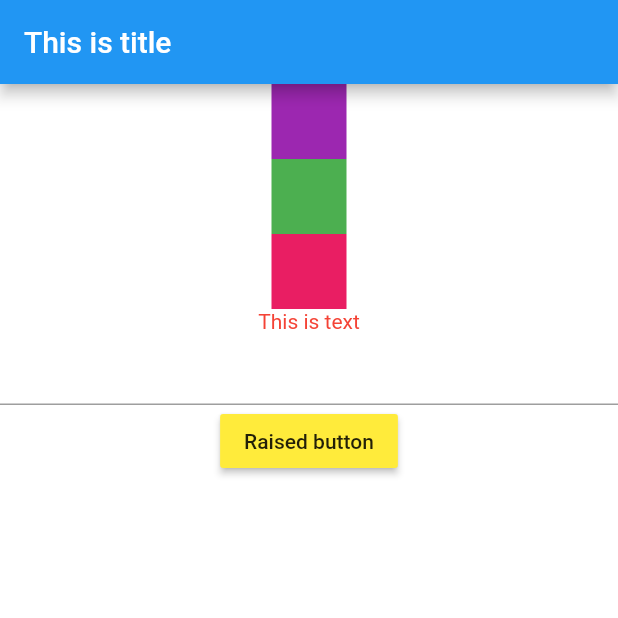
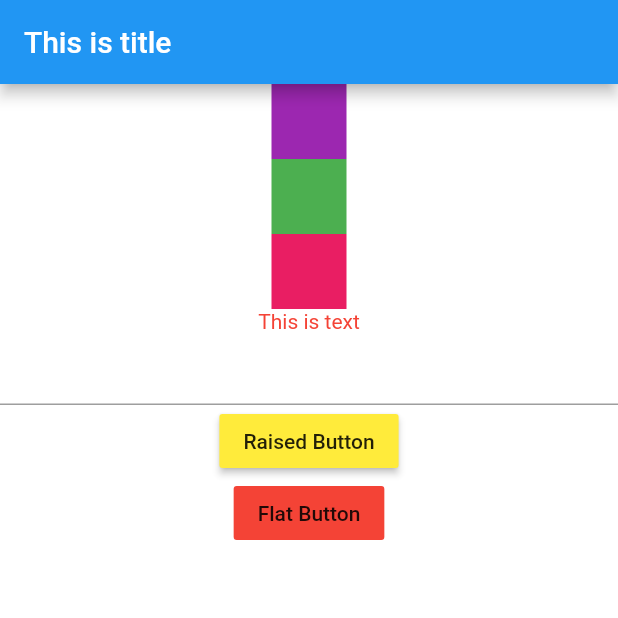
Before and after one commit to grishmashrestha/flutter_lala, a Flutter app: the screen it shows after launch, on a phone screen of 412 x 824 dp, the top half of it. Run offline on Flutter 3.47's test engine with Material 2 defaults, Android fonts, the phone set to English and light mode, and no system bars.

Commit message:
Add Flat Button

```diff
--- a/lib/screens/home.dart
+++ b/lib/screens/home.dart
@@ -44,7 +44,12 @@ class HomePage extends StatelessWidget {
           RaisedButton(
             onPressed: () {},
             color: Colors.yellow,
-            child: Text("Raised button"),
+            child: Text("Raised Button"),
+          ),
+          FlatButton(
+            onPressed: () {},
+            child: Text("Flat Button"),
+            color: Colors.red,
           )
         ],
       ),
```
